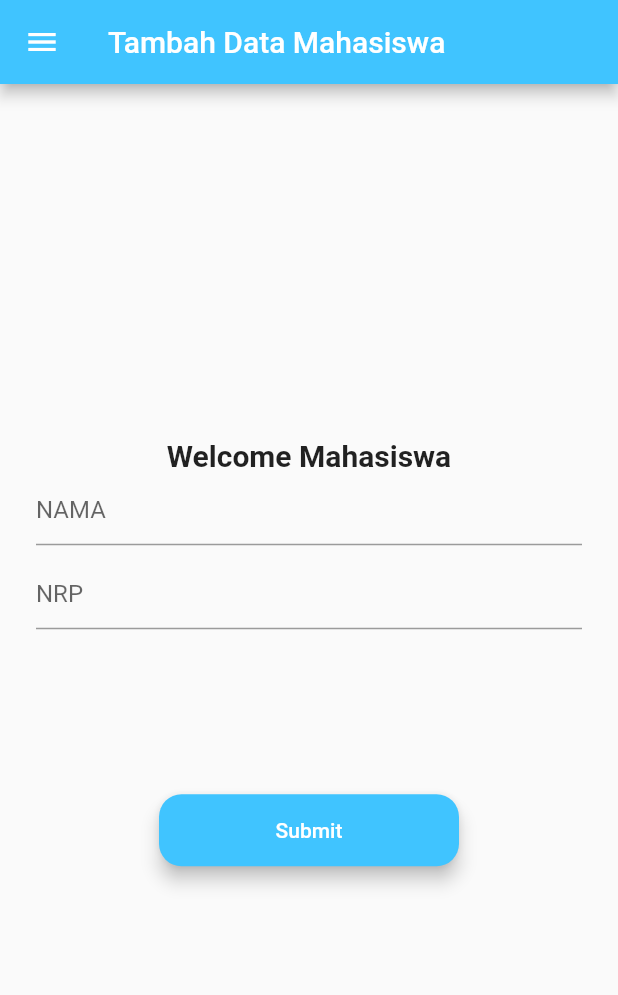
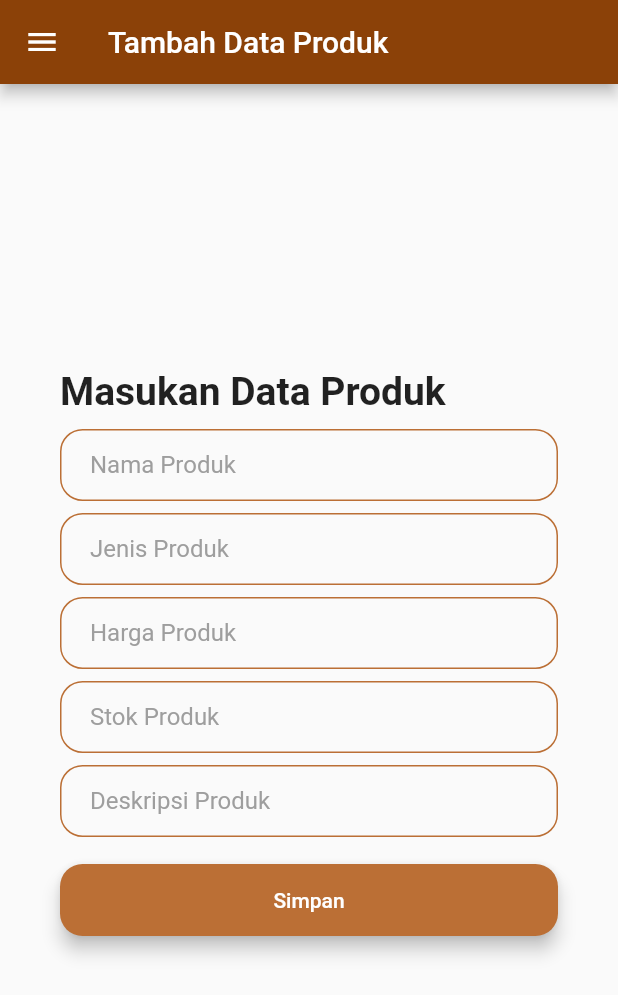
Before and after one commit to aditamaputra3/izbakery, a Flutter app: the AddProduk screen opened by its route, on a phone screen of 412 x 824 dp. Shown: the top 995 px of the screen. Run offline on Flutter 3.47's test engine with Material 2 defaults, Android fonts, the light colour scheme and no system bars; our stand-ins replace carousel_slider, cloud_firestore, firebase_auth, firebase_core, flutter_svg; missing offline and left inert: dart:html; accounts and stored records are empty.

Commit message:
Menambahkan add produk, list produk, delete produk

```diff
--- a/lib/main.dart
+++ b/lib/main.dart
@@ -11,7 +11,7 @@ import 'package:izbakery/page/register_page.dart';
 import 'package:izbakery/page/update_mhs.dart';
 import 'package:izbakery/page/welcome_page.dart';
 import 'package:izbakery/page/add_product.dart';
-import 'package:izbakery/page/data_mhs_page.dart';
+import 'package:izbakery/page/data_produk_page.dart';
 import 'firebase_options.dart';
 void main() async {
   WidgetsFlutterBinding.ensureInitialized();
@@ -60,7 +60,7 @@ class MyApp extends StatelessWidget {
         'login_screen': (context) => LoginScreen(),
         'home_screen': (context) => HomeScreen(),
         'add_produk': (context) => AddProduk(),
-        'data_produk': (context) => DataMhs(),
+        'data_produk': (context) => DataProduk(),
         'update_mhs': (context) => UpdateMhs(),
       },
     );
--- a/lib/page/add_product.dart
+++ b/lib/page/add_product.dart
@@ -5,6 +5,24 @@ import 'package:firebase_auth/firebase_auth.dart';
 import 'package:izbakery/page/data_produk_page.dart';
 import 'package:izbakery/page/home_page.dart';
 import 'package:izbakery/util/rounded_button.dart';
+
+const kTextFieldDecoration = InputDecoration(
+    hintText: 'Enter a value',
+    hintStyle: TextStyle(color: Colors.grey),
+    contentPadding: EdgeInsets.symmetric(vertical: 10.0, horizontal: 20.0),
+    border: OutlineInputBorder(
+      borderRadius: BorderRadius.all(Radius.circular(15.0)),
+    ),
+    enabledBorder: OutlineInputBorder(
+      borderSide:
+          BorderSide(color: Color.fromARGB(255, 187, 111, 53), width: 1.0),
+      borderRadius: BorderRadius.all(Radius.circular(15.0)),
+    ),
+    focusedBorder: OutlineInputBorder(
+      borderSide:
+          BorderSide(color: Color.fromARGB(255, 187, 111, 53), width: 2.0),
+      borderRadius: BorderRadius.all(Radius.circular(15.0)),
+    ));
 
 late User loggedinUser;
 
@@ -16,43 +34,57 @@ class AddProduk extends StatefulWidget {
 
 class _AddProdukState extends State<AddProduk> {
   String? _nama;
-  String? _nrp;
+  String? _jenis;
+  String? _harga;
+  String? _stock;
+  String? _deskripsi;
 
   final _auth = FirebaseAuth.instance;
   var _textNamaController = new TextEditingController();
-  var _textNrpController = new TextEditingController();
+  var _textJenisController = new TextEditingController();
+  var _textHargaController = new TextEditingController();
+  var _textStockController = new TextEditingController();
+  var _textDeskripsiController = new TextEditingController();
 
   final GlobalKey<FormState> _formKey = GlobalKey<FormState>();
 
   @override
   Widget build(BuildContext context) {
     FirebaseFirestore firestore = FirebaseFirestore.instance;
-    CollectionReference users = firestore.collection('users');
+    CollectionReference produk = firestore.collection('produk');
 
     return Scaffold(
       appBar: AppBar(
-          title: Text('Tambah Data Mahasiswa'),
-          backgroundColor: Colors.lightBlueAccent,
+        title: Text('Tambah Data Produk'),
+        backgroundColor: Color.fromARGB(255, 139, 65, 8),
       ),
       body: Center(
         child: Form(
             key: _formKey,
             child: Padding(
-                padding: EdgeInsets.symmetric(horizontal: 24.0),
+              padding: EdgeInsets.symmetric(horizontal: 40.0),
               child: Column(
                 mainAxisAlignment: MainAxisAlignment.center,
+                crossAxisAlignment: CrossAxisAlignment.stretch,
                 children: <Widget>[
                   Text(
-                      "Welcome Mahasiswa",
-                      style: TextStyle(
-                          fontSize: 20.0, fontWeight: FontWeight.bold),
+                    'Masukan Data Produk',
+                    textAlign: TextAlign.left,
+                    style: const TextStyle(
+                      fontWeight: FontWeight.bold,
+                      fontSize: 26,
+                    ),
+                  ),
+                  SizedBox(
+                    height: 10,
                   ),
                   TextFormField(
                     controller: _textNamaController,
-                      decoration: InputDecoration(hintText: "NAMA"),
+                    decoration:
+                        kTextFieldDecoration.copyWith(hintText: "Nama Produk"),
                     validator: (String? value) {
                       if (value!.isEmpty) {
-                          return 'Namar dibutuhkan';
+                        return 'Nama dibutuhkan';
                       }
                       return null;
                     },
@@ -61,32 +93,84 @@ class _AddProdukState extends State<AddProduk> {
                     height: 8.0,
                   ),
                   TextFormField(
-                      controller: _textNrpController,
-                      decoration: InputDecoration(hintText: "NRP"),
-                      keyboardType: TextInputType.number,
+                    controller: _textJenisController,
+                    decoration:
+                        kTextFieldDecoration.copyWith(hintText: "Jenis Produk"),
                     validator: (String? value) {
                       if (value!.isEmpty) {
-                          return 'NRP dibutuhkan';
+                        return 'Jenis Produk dibutuhkan';
                       }
                       return null;
                     },
                   ),
-                    SizedBox(height: 100),
+                  SizedBox(
+                    height: 8.0,
+                  ),
+                  TextFormField(
+                    controller: _textHargaController,
+                    decoration:
+                        kTextFieldDecoration.copyWith(hintText: "Harga Produk"),
+                    keyboardType: TextInputType.number,
+                    validator: (String? value) {
+                      if (value!.isEmpty) {
+                        return 'Harga Produk dibutuhkan';
+                      }
+                      return null;
+                    },
+                  ),
+                  SizedBox(
+                    height: 8.0,
+                  ),
+                  TextFormField(
+                    controller: _textStockController,
+                    decoration:
+                        kTextFieldDecoration.copyWith(hintText: "Stok Produk"),
+                    keyboardType: TextInputType.number,
+                    validator: (String? value) {
+                      if (value!.isEmpty) {
+                        return 'Stock Produk dibutuhkan';
+                      }
+                      return null;
+                    },
+                  ),
+                  SizedBox(
+                    height: 8.0,
+                  ),
+                  TextFormField(
+                    controller: _textDeskripsiController,
+                    decoration: kTextFieldDecoration.copyWith(
+                        hintText: "Deskripsi Produk"),
+                    validator: (String? value) {
+                      if (value!.isEmpty) {
+                        return 'Deskripsi Produk dibutuhkan';
+                      }
+                      return null;
+                    },
+                  ),
+                  SizedBox(
+                    height: 8.0,
+                  ),
                   RoundedButton(
-                        colour: Colors.lightBlueAccent,
-                        title: 'Submit',
+                      colour: Color.fromARGB(255, 187, 111, 53),
+                      title: 'Simpan',
                       onPressed: () async {
                         final field = _formKey.currentState;
 
                         if (field != null && !field.validate()) {
                           return;
                         } else {
-                            users.add({
+                          produk.add({
                             'nama': _textNamaController.text,
-                              'nrp': int.tryParse(_textNrpController.text),
+                            'jenis': _textJenisController.text,
+                            'harga': int.tryParse(_textHargaController.text),
+                            'stock': int.tryParse(_textStockController.text),
+                            'deskripsi': _textDeskripsiController.text,
                           });
                           _textNamaController.text = '';
-                            _textNrpController.text = '';
+                          _textJenisController.text = '';
+                          _textHargaController.text = '';
+                          _textStockController.text = '';
+                          _textDeskripsiController.text = '';
                         }
                         AlertDialog alert = AlertDialog(
                           title: Text("Alert"),
--- a/lib/page/data_produk_page.dart
+++ b/lib/page/data_produk_page.dart
@@ -16,26 +16,35 @@ class DataProduk extends StatefulWidget {
 class _DataProduk extends State<DataProduk> {
   final _auth = FirebaseAuth.instance;
   final TextEditingController namaController = TextEditingController();
-  final TextEditingController nrpController = TextEditingController();
+  final TextEditingController jenisController = TextEditingController();
+  final TextEditingController hargaController = TextEditingController();
+  final TextEditingController stokController = TextEditingController();
+  final TextEditingController deskripsiController = TextEditingController();
 
   @override
   Widget build(BuildContext context) {
     FirebaseFirestore firestore = FirebaseFirestore.instance;
-    CollectionReference users = firestore.collection('users');
+    CollectionReference produk = firestore.collection('produk');
 
     return Scaffold(
       appBar: AppBar(
         leading: null,
+        backgroundColor: Color.fromARGB(255, 139, 65, 8),
+        title: Text('Data Produk'),
         actions: <Widget>[
-          IconButton(
-              icon: Icon(Icons.close),
-              onPressed: () {
-                Navigator.pushNamed(context, 'home_screen');
-//Implement logout functionality
-              }),
+          Padding(
+            padding: const EdgeInsets.only(right: 20.0),
+            child: GestureDetector(
+              onTap: () {
+                Navigator.pushNamed(context, 'add_produk');
+              },
+              child: const Icon(
+                Icons.add,
+                size: 26.0,
+              ),
+            ),
+          ),
         ],
-        title: Text('Data Mahasiswa'),
-        backgroundColor: Colors.lightBlueAccent,
       ),
       body: Center(
           child: Padding(
@@ -45,20 +54,22 @@ class _DataProduk extends State<DataProduk> {
             scrollDirection: Axis.vertical,
             shrinkWrap: true,
             children: [
-//// VIEW DATA HERE
               StreamBuilder(
-                  stream: users.snapshots(),
+                  stream: produk.snapshots(),
                   builder: (_, snapshot) {
                     if (snapshot.hasData) {
                       return Column(
                         children: snapshot.data!.docs
-                            .map((e) => ItemCard((e.data() as dynamic)['nama'],
-                                    (e.data() as dynamic)['nrp'],
+                            .map((e) => ItemCard(
+                                    (e.data() as dynamic)['nama'],
+                                    (e.data() as dynamic)['jenis'],
+                                    (e.data() as dynamic)['harga'],
+                                    (e.data() as dynamic)['stock'],
+                                    (e.data() as dynamic)['deskripsi'],
                                     onDelete: () {
-                                      users.doc(e.id).delete();
+                                  produk.doc(e.id).delete();
                                 }))
                             .toList() as List<Widget>,
-
                       );
                     } else {
                       return Text('Loading');
@@ -69,10 +80,7 @@ class _DataProduk extends State<DataProduk> {
           ),
         ]),
       )),
-       drawer: Drawer(
-// Add a ListView to the drawer. This ensures the user can scroll
-// through the options in the drawer if there isn't enough vertical
-// space to fit everything.
+      drawer: Drawer(
         child: ListView(
           // Important: Remove any padding from the ListView.
           padding: EdgeInsets.zero,
--- a/lib/page/item_card.dart
+++ b/lib/page/item_card.dart
@@ -2,12 +2,16 @@ import 'package:flutter/material.dart';
 
 class ItemCard extends StatelessWidget {
   final String nama;
-  final int nrp;
+  final String jenis;
+  final int harga;
+  final int stock;
+  final String deskripsi;
 //// Pointer to Update Function
   final Function? onUpdate;
 //// Pointer to Delete Function
   final Function? onDelete;
-  ItemCard(this.nama, this.nrp, {this.onUpdate, this.onDelete});
+  ItemCard(this.nama, this.jenis, this.harga, this.stock, this.deskripsi,
+      {this.onUpdate, this.onDelete});
 
   @override
   Widget build(BuildContext context) {
@@ -17,7 +21,7 @@ class ItemCard extends StatelessWidget {
       padding: const EdgeInsets.all(5),
       decoration: BoxDecoration(
           borderRadius: BorderRadius.circular(8),
-          border: Border.all(color: Colors.blue)),
+          border: Border.all(color: Color.fromARGB(255, 139, 65, 8))),
       child: Row(
         mainAxisAlignment: MainAxisAlignment.spaceBetween,
         children: [
@@ -31,7 +35,7 @@ class ItemCard extends StatelessWidget {
                 ),
               ),
               Text(
-                "$nrp ",
+                "Rp.$harga ",
               )
             ],
           ),
@@ -41,28 +45,27 @@ class ItemCard extends StatelessWidget {
                 height: 40,
                 width: 60,
                 child: ElevatedButton(
-// shape: CircleBorder(),
-// color: Colors.green[900],
                     child: Center(
-                        child: Icon(
-                      Icons.arrow_upward,
-                      color: Colors.white,
-                    )),
+                        child: Icon(Icons.edit,
+                            color: Color.fromARGB(255, 255, 255, 255))),
                     onPressed: () {
+                      style:
+                      ElevatedButton.styleFrom(
+                        primary: Color.fromARGB(
+                            255, 187, 111, 53), // Background color
+                      );
                       if (onUpdate != null) onUpdate!();
-                      Navigator.pushNamed(context, 'update_mhs');
+                      Navigator.pushNamed(context, 'update_produk');
                     }),
               ),
               SizedBox(
                 height: 40,
                 width: 60,
                 child: ElevatedButton(
-// shape: CircleBorder(),
-// color: Colors.red[900],
                     child: Center(
                         child: Icon(
                       Icons.delete,
-                      color: Colors.white,
+                      color: Color.fromARGB(255, 255, 255, 255),
                     )),
                     onPressed: () {
                       showDialog(
--- a/lib/page/login_page.dart
+++ b/lib/page/login_page.dart
@@ -2,7 +2,6 @@ import 'package:firebase_auth/firebase_auth.dart';
 import 'package:flutter_svg/flutter_svg.dart';
 import 'package:izbakery/page/register_page.dart';
 import 'package:izbakery/util/rounded_button.dart';
-import 'package:modal_progress_hud/modal_progress_hud.dart';
 import 'package:flutter/material.dart';
 //code for designing the UI of our text field where the user writes his email
 
--- a/lib/page/register_page.dart
+++ b/lib/page/register_page.dart
@@ -1,7 +1,6 @@
 import 'package:flutter/material.dart';
 import 'package:firebase_auth/firebase_auth.dart';
 import 'package:flutter_svg/flutter_svg.dart';
-import 'package:modal_progress_hud/modal_progress_hud.dart';
 import 'package:izbakery/page/login_page.dart';
 import 'package:izbakery/util/rounded_button.dart';
 //code for designing the UI of our text field where the user writes his email
@@ -37,8 +36,7 @@ class _RegistrationScreenState extends State<RegistrationScreen> {
   Widget build(BuildContext context) {
     return Scaffold(
       backgroundColor: Colors.white,
-      body: ModalProgressHUD(
-        inAsyncCall: showSpinner,
+      body: Center(
          child: Padding(
           padding: EdgeInsets.symmetric(horizontal: 40.0),
           child: Column(
--- a/pubspec.yaml
+++ b/pubspec.yaml
@@ -39,7 +39,6 @@ dependencies:
   flutter_svg: ^1.1.6
   firebase_core: ^2.3.0
   firebase_auth: ^4.1.4
-  modal_progress_hud: ^0.1.3
   cloud_firestore: ^4.1.0
   change_app_package_name: ^1.1.0
   carousel_slider: ^4.2.1
```
Also changed, not shown: lib/page/home_page.dart (+0 -13 lines), pubspec.lock. Lines whose indentation alone changed are shown as unchanged.
